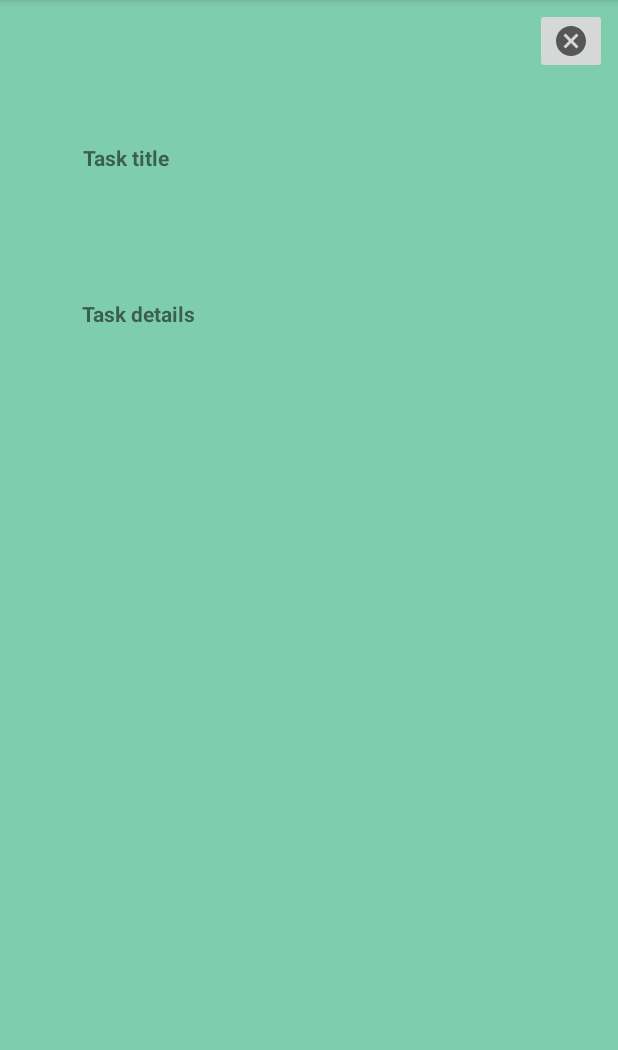
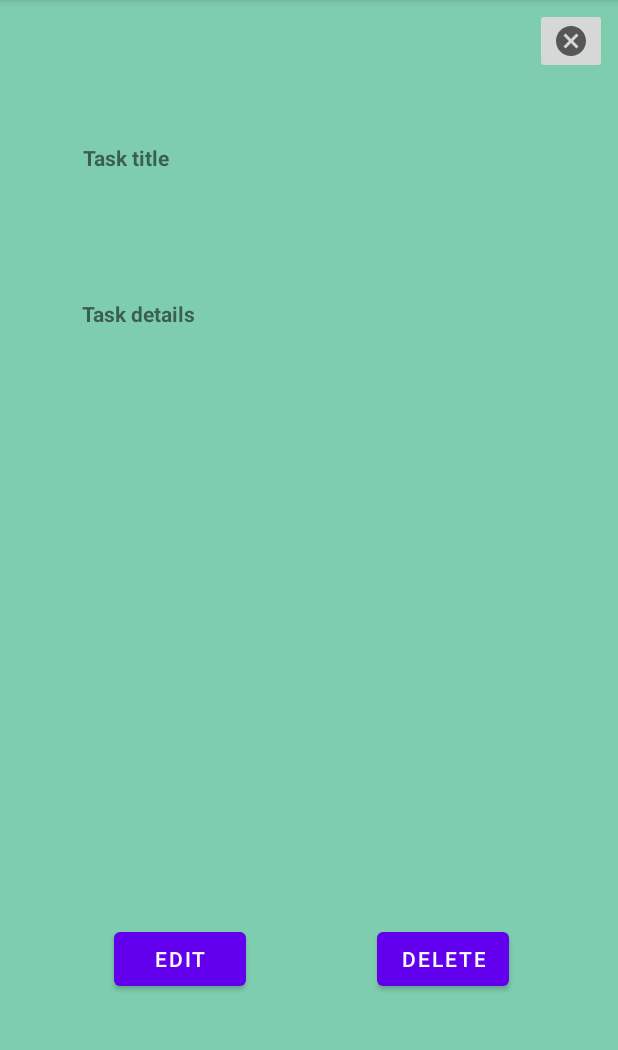
Before and after one commit to yongmei1/chara, an Android app: the ViewTaskDetails screen opened directly, with no data from a screen before it, on a phone screen of 412 x 824 dp, the part 84-1134 px from its top. Run offline under Robolectric (Android 15) with nearby library versions, the light colour scheme and no system bars; our stand-ins replace Firebase (no records; nobody signed in at launch, a user with empty details on screens opened directly).

Commit message:
fixed details

```diff
--- a/app/src/main/java/com/example/authapptutorial/Account.java
+++ b/app/src/main/java/com/example/authapptutorial/Account.java
@@ -105,7 +105,7 @@ public class Account extends  AppCompatActivity{
         DocumentReference documentReference = fStore.collection("users").document(userId);
         documentReference.addSnapshotListener(this, (documentSnapshot, error) -> {
 
-          //  assert documentSnapshot != null;
+            assert documentSnapshot != null;    //remove this line to get error when you logout so idk rlly ?
             fullName.setText(documentSnapshot.getString("fName"));
             email.setText(documentSnapshot.getString("email"));
             phone.setText(documentSnapshot.getString("phone"));
--- /dev/null
+++ b/app/src/main/java/com/example/authapptutorial/EditTask.java
@@ -0,0 +1,4 @@
+package com.example.authapptutorial;
+
+public class EditTask {
+}
--- a/app/src/main/java/com/example/authapptutorial/ViewTaskDetails.java
+++ b/app/src/main/java/com/example/authapptutorial/ViewTaskDetails.java
@@ -4,6 +4,7 @@ import android.annotation.SuppressLint;
 import android.content.Intent;
 import android.os.Bundle;
 import android.util.Log;
+import android.widget.Button;
 import android.widget.EditText;
 import android.widget.ImageView;
 import android.widget.TextView;
@@ -11,6 +12,7 @@ import android.widget.TextView;
 import androidx.appcompat.app.AppCompatActivity;
 
 import com.example.authapptutorial.calendar.Calender;
+import com.example.authapptutorial.list.List;
 import com.example.authapptutorial.list.ListTasks;
 import com.google.firebase.auth.FirebaseAuth;
 import com.google.firebase.firestore.FirebaseFirestore;
@@ -25,11 +27,12 @@ import static android.content.ContentValues.TAG;
 public class ViewTaskDetails extends AppCompatActivity {
 
     ImageView cancelBtn;
+    Button deleteBtn, editBtn;
     TextView taskTitle, taskDetails;
     FirebaseAuth fAuth;
     FirebaseFirestore fStore;
 
-    @SuppressLint("WrongViewCast")
+    @SuppressLint({"WrongViewCast", "SetTextI18n"})
     protected void onCreate(Bundle savedInstanceState) {
         super.onCreate(savedInstanceState);
         setContentView(R.layout.activity_viewtaskdetails);
@@ -37,29 +40,39 @@ public class ViewTaskDetails extends AppCompatActivity {
         fAuth = FirebaseAuth.getInstance();
         fStore = FirebaseFirestore.getInstance();
         cancelBtn = findViewById(R.id.cancelBtn);
+        editBtn = findViewById(R.id.edit);
+        deleteBtn = findViewById(R.id.delete);
         taskTitle = findViewById(R.id.inputtitle);
         taskDetails = findViewById(R.id.inputdetails);
+
+        taskTitle.setText(ListTasks.itemValue);
 
         cancelBtn.setOnClickListener(v ->{
             Intent i = new Intent(v.getContext(), ListTasks.class);
             startActivity(i);
         });
 
-        taskTitle.setText(ListTasks.itemValue);
-      //  taskDetails.setText(ListTasks.itemValue);
+        editBtn.setOnClickListener(v ->{
+            //edit task, update in list and update in firebase
+        });
+
+        deleteBtn.setOnClickListener(v ->{
+            //delete item in list and remove item on firebase
+        });
+
+
         String currentUser = fAuth.getCurrentUser().getUid();
         fStore.collection("tasks")
                 .whereEqualTo("userid", currentUser)
-                .whereEqualTo("date", Calender.s)
+                //.whereEqualTo("date", Calender.s)
+                .whereEqualTo("taskName", taskTitle.getText())
                 .get()
                 .addOnCompleteListener(task -> {
-                    ArrayList<String> temp = new ArrayList<>();
                     if (task.isSuccessful()) {
                         for (QueryDocumentSnapshot document : task.getResult()) {
                             System.out.println("deets " + document.get("taskDetails"));
                             String details = Objects.requireNonNull(document.get("taskDetails")).toString();
                             taskDetails.setText(details);
-
                         }
 
                         FirebaseAuth fAuth;
--- a/app/src/main/res/layout/activity_addtask.xml
+++ b/app/src/main/res/layout/activity_addtask.xml
@@ -100,6 +100,7 @@
         android:id="@+id/workbutton"
         android:layout_width="87dp"
         android:layout_height="43dp"
+        android:duplicateParentState="false"
         android:text="Work"
         app:layout_constraintBottom_toBottomOf="parent"
         app:layout_constraintEnd_toEndOf="parent"
--- /dev/null
+++ b/app/src/main/res/layout/activity_edittask.xml
@@ -0,0 +1,6 @@
+<?xml version="1.0" encoding="utf-8"?>
+<androidx.constraintlayout.widget.ConstraintLayout xmlns:android="http://schemas.android.com/apk/res/android"
+    android:layout_width="match_parent"
+    android:layout_height="match_parent">
+
+</androidx.constraintlayout.widget.ConstraintLayout>
--- a/app/src/main/res/layout/activity_viewtaskdetails.xml
+++ b/app/src/main/res/layout/activity_viewtaskdetails.xml
@@ -5,6 +5,18 @@
     android:layout_width="match_parent"
     android:layout_height="match_parent"
     android:background="#AB3FB586">
+
+    <Button
+        android:id="@+id/delete"
+        android:layout_width="wrap_content"
+        android:layout_height="wrap_content"
+        android:text="Delete"
+        app:layout_constraintBottom_toBottomOf="parent"
+        app:layout_constraintEnd_toEndOf="parent"
+        app:layout_constraintHorizontal_bias="0.776"
+        app:layout_constraintStart_toStartOf="parent"
+        app:layout_constraintTop_toTopOf="parent"
+        app:layout_constraintVertical_bias="0.855" />
 
     <ImageButton
         android:id="@+id/cancelBtn"
@@ -65,4 +77,16 @@
         app:layout_constraintStart_toStartOf="parent"
         app:layout_constraintTop_toTopOf="parent"
         app:layout_constraintVertical_bias="0.374" />
+
+    <Button
+        android:id="@+id/edit"
+        android:layout_width="wrap_content"
+        android:layout_height="wrap_content"
+        android:text="Edit"
+        app:layout_constraintBottom_toBottomOf="parent"
+        app:layout_constraintEnd_toEndOf="parent"
+        app:layout_constraintHorizontal_bias="0.235"
+        app:layout_constraintStart_toStartOf="parent"
+        app:layout_constraintTop_toTopOf="parent"
+        app:layout_constraintVertical_bias="0.855" />
 </androidx.constraintlayout.widget.ConstraintLayout>
```
Also changed, not shown: app/src/main/java/com/example/authapptutorial/list/ListTasks.java (+10 -6 lines), app/src/main/res/layout/activity_account.xml (+5 -4 lines), app/src/main/res/layout/activity_edit_account.xml (+5 -3 lines).
